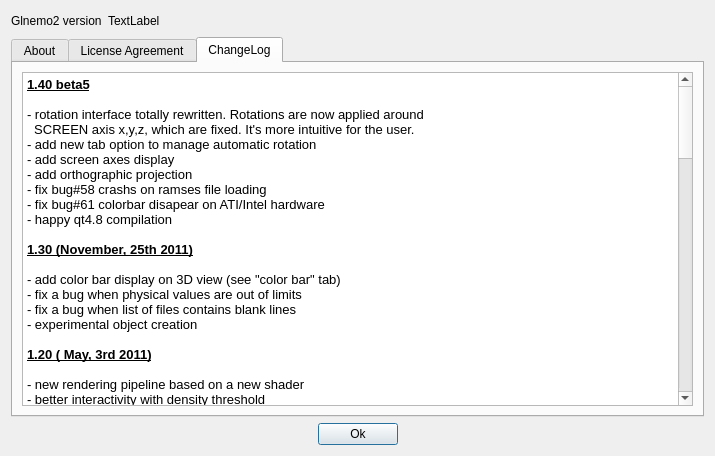
Before: the Qt Designer form src/formabout.ui in jcldc/glnemo2, drawn with Qt 5.
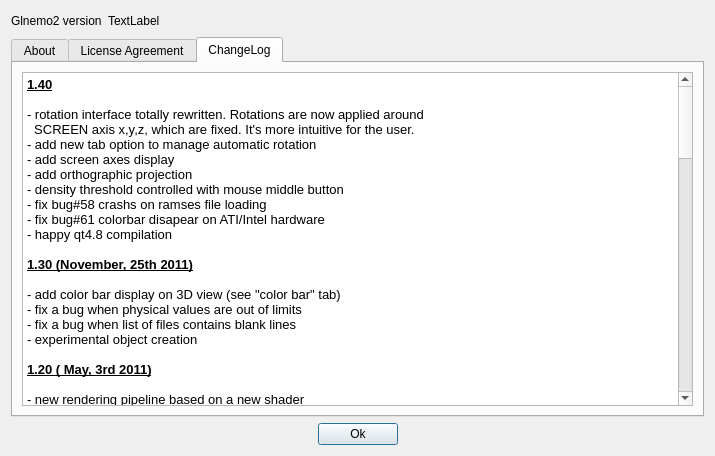
After: the same form once the commit is applied. Icons and pictures are not drawn.

What changed in the file:
```diff
--- a/src/formabout.ui
+++ b/src/formabout.ui
@@ -1057,13 +1057,14 @@
 &lt;table border=&quot;0&quot; style=&quot;-qt-table-type: root; margin-top:4px; margin-bottom:4px; margin-left:4px; margin-right:4px;&quot;&gt;
 &lt;tr&gt;
 &lt;td style=&quot;border: none;&quot;&gt;
-&lt;p style=&quot; margin-top:0px; margin-bottom:0px; margin-left:0px; margin-right:0px; -qt-block-indent:0; text-indent:0px;&quot;&gt;&lt;span style=&quot; font-size:10pt; font-weight:600; text-decoration: underline;&quot;&gt;1.40 beta5&lt;/span&gt;&lt;/p&gt;
+&lt;p style=&quot; margin-top:0px; margin-bottom:0px; margin-left:0px; margin-right:0px; -qt-block-indent:0; text-indent:0px;&quot;&gt;&lt;span style=&quot; font-size:10pt; font-weight:600; text-decoration: underline;&quot;&gt;1.40&lt;/span&gt;&lt;/p&gt;
 &lt;p style=&quot;-qt-paragraph-type:empty; margin-top:0px; margin-bottom:0px; margin-left:0px; margin-right:0px; -qt-block-indent:0; text-indent:0px; font-size:10pt;&quot;&gt;&lt;/p&gt;
 &lt;p style=&quot; margin-top:0px; margin-bottom:0px; margin-left:0px; margin-right:0px; -qt-block-indent:0; text-indent:0px;&quot;&gt;&lt;span style=&quot; font-size:10pt;&quot;&gt;- rotation interface totally rewritten. Rotations are now applied around&lt;/span&gt;&lt;/p&gt;
 &lt;p style=&quot; margin-top:0px; margin-bottom:0px; margin-left:0px; margin-right:0px; -qt-block-indent:0; text-indent:0px;&quot;&gt;&lt;span style=&quot; font-size:10pt;&quot;&gt;  SCREEN axis x,y,z, which are fixed. It's more intuitive for the user.&lt;/span&gt;&lt;/p&gt;
 &lt;p style=&quot; margin-top:0px; margin-bottom:0px; margin-left:0px; margin-right:0px; -qt-block-indent:0; text-indent:0px;&quot;&gt;&lt;span style=&quot; font-size:10pt;&quot;&gt;- add new tab option to manage automatic rotation&lt;/span&gt;&lt;/p&gt;
 &lt;p style=&quot; margin-top:0px; margin-bottom:0px; margin-left:0px; margin-right:0px; -qt-block-indent:0; text-indent:0px;&quot;&gt;&lt;span style=&quot; font-size:10pt;&quot;&gt;- add screen axes display&lt;/span&gt;&lt;/p&gt;
 &lt;p style=&quot; margin-top:0px; margin-bottom:0px; margin-left:0px; margin-right:0px; -qt-block-indent:0; text-indent:0px;&quot;&gt;&lt;span style=&quot; font-size:10pt;&quot;&gt;- add orthographic projection&lt;/span&gt;&lt;/p&gt;
+&lt;p style=&quot; margin-top:0px; margin-bottom:0px; margin-left:0px; margin-right:0px; -qt-block-indent:0; text-indent:0px;&quot;&gt;&lt;span style=&quot; font-size:10pt;&quot;&gt;- density threshold controlled with mouse middle button&lt;/span&gt;&lt;/p&gt;
 &lt;p style=&quot; margin-top:0px; margin-bottom:0px; margin-left:0px; margin-right:0px; -qt-block-indent:0; text-indent:0px;&quot;&gt;&lt;span style=&quot; font-size:10pt;&quot;&gt;- fix bug#58 crashs on ramses file loading&lt;/span&gt;&lt;/p&gt;
 &lt;p style=&quot; margin-top:0px; margin-bottom:0px; margin-left:0px; margin-right:0px; -qt-block-indent:0; text-indent:0px;&quot;&gt;&lt;span style=&quot; font-size:10pt;&quot;&gt;- fix bug#61 colorbar disapear on ATI/Intel hardware&lt;/span&gt;&lt;/p&gt;
 &lt;p style=&quot; margin-top:0px; margin-bottom:0px; margin-left:0px; margin-right:0px; -qt-block-indent:0; text-indent:0px;&quot;&gt;&lt;span style=&quot; font-size:10pt;&quot;&gt;- happy qt4.8 compilation&lt;/span&gt;&lt;/p&gt;
```
